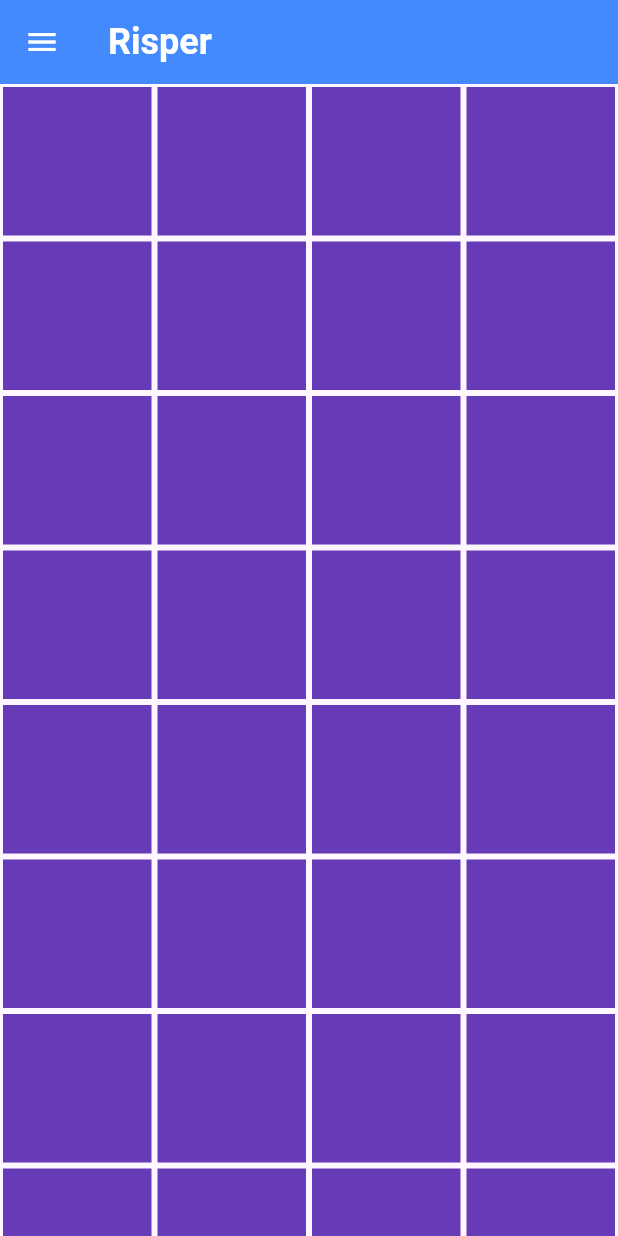
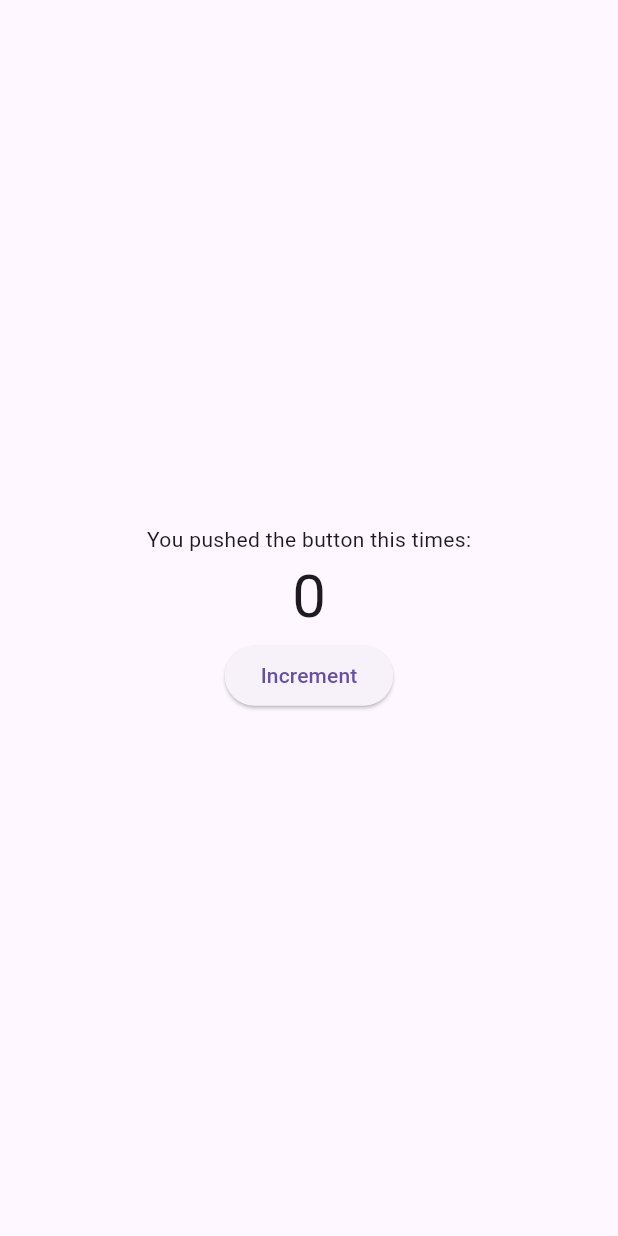
Before and after one commit to mutindarisper/flutterapp, a Flutter app: the screen it shows after launch, on a phone screen of 412 x 824 dp. Run offline on Flutter 3.47's test engine with Material 3 defaults, Android fonts, the phone set to English and light mode, and no system bars.

Commit message:
stateful vs stateless widget

```diff
--- a/lib/main.dart
+++ b/lib/main.dart
@@ -1,51 +1,32 @@
 // ignore_for_file: prefer_const_constructors
 
 import 'package:flutter/material.dart';
+import 'package:my_first_app/pages/counterpage.dart';
+import 'package:my_first_app/pages/first_page.dart';
+import 'package:my_first_app/pages/homepage.dart';
+import 'package:my_first_app/pages/profilepage.dart';
+import 'package:my_first_app/pages/settingspage.dart';
 
 void main() {
   runApp(MyApp());
 }
 
 class MyApp extends StatelessWidget {
-  MyApp({super.key});
+  const MyApp({super.key});
 
-  List names = ["Mitch", "Sharon", "Risper"];
+
+  //functions
 
   @override
   Widget build(BuildContext context) {
     return MaterialApp(
-        debugShowCheckedModeBanner: false,
-        home: Scaffold(
-            //skeleton widget that holds different parts of my app
-
-            //  backgroundColor: const Color.fromARGB(255, 112, 190, 226),
-            appBar: AppBar(
-              title: Text('Risper',
-                  style: TextStyle(
-                    color: Colors.white,
-                    fontSize: 24,
-                    fontWeight: FontWeight.bold,
-                  )),
-              backgroundColor: Colors.blueAccent,
-              elevation: 0,
-              leading: Icon(
-                Icons.menu,
-                color: Colors.white,
-              ),
-            ),
-            body:
-                // ListView.builder(
-                //     itemCount: names.length,
-                //     itemBuilder: (context, index) => ListTile(
-                //           title: Text(names[index]),
-                //         ))));
-                GridView.builder(
-                    itemCount: 64,
-                    gridDelegate: SliverGridDelegateWithFixedCrossAxisCount(
-                        crossAxisCount: 4),
-                    itemBuilder: (context, index) => Container(
-                          color: Colors.deepPurple,
-                          margin: EdgeInsets.all(2),
-                        ))));
+      debugShowCheckedModeBanner: false,
+      home: Counterpage(),
+      routes: {
+        '/firstpage': (context) => FirstPage(),  // Route to FirstPage
+        '/homepage': (context) => Homepage(),
+        '/settingspage': (context) => SettingsPage(),
+        '/profilepage': (context) => ProfilePage()
+      });
   }
 }
--- /dev/null
+++ b/lib/pages/counterpage.dart
@@ -0,0 +1,44 @@
+// ignore_for_file: prefer_const_constructors
+
+import 'package:flutter/material.dart';
+class Counterpage extends StatefulWidget {
+  const Counterpage({super.key});
+
+  @override
+  State<Counterpage> createState() => _CounterpageState();
+}
+
+class _CounterpageState extends State<Counterpage> {
+  //variable
+  int _counter = 0;
+
+  //methods
+  void incrementCounter() {
+    setState(() { //setstate rebuilds the widget
+      _counter++;
+    });
+  }
+
+  //UI
+  @override
+  Widget build(BuildContext context) {
+    return Scaffold(
+      body:  Center(
+        child: Column(
+        mainAxisAlignment: MainAxisAlignment.center,
+        children:[
+          Text("You pushed the button this times:"),
+          Text(_counter.toString(),
+          style: TextStyle(fontSize: 40)
+          ),
+          ElevatedButton(
+            onPressed: incrementCounter,
+            child: Text('Increment'),
+          ),
+        ]
+        ),
+      )
+
+    );
+  }
+}
```
Also changed, not shown: lib/pages/first_page.dart (added, +121 -0 lines), lib/pages/homepage.dart (added, +17 -0 lines), lib/pages/profilepage.dart (added, +19 -0 lines), lib/pages/settingspage.dart (added, +19 -0 lines).
